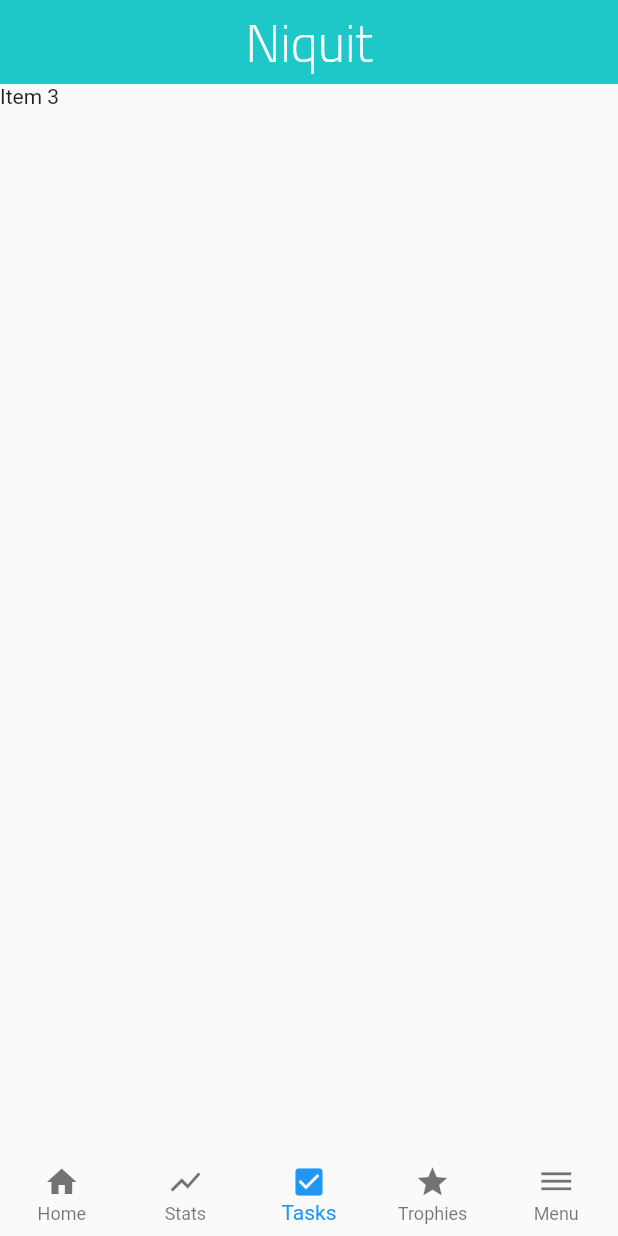
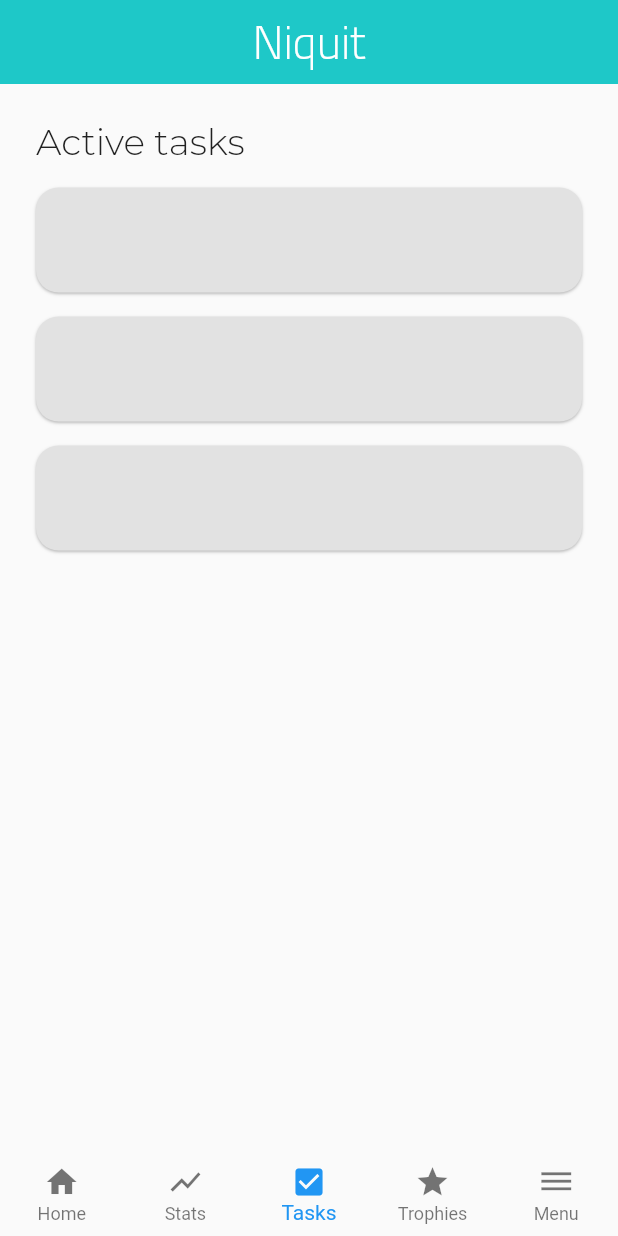
Before and after one commit to agr0chal/Niquit, a Flutter app: the screen it shows after launch, item 3 of the bottom bar chosen, on a phone screen of 412 x 824 dp. Run offline on Flutter 3.47's test engine with Material 2 defaults, Android fonts, the phone set to English and light mode, and no system bars.

Commit message:
Tasks Screen

```diff
--- /dev/null
+++ b/lib/Screens/TasksScreen.dart
@@ -0,0 +1,78 @@
+import 'package:flutter/material.dart';
+
+class Tasks extends StatefulWidget {
+  @override
+  _TasksState createState() => _TasksState();
+}
+
+class _TasksState extends State<Tasks> {
+  @override
+  Widget build(BuildContext context) {
+    return Scaffold(
+      body: Theme(
+        data: ThemeData(fontFamily: 'Montserrat'),
+        child: Padding(
+          padding: const EdgeInsets.all(24),
+          child: Column(
+            crossAxisAlignment: CrossAxisAlignment.start,
+            children: [
+              Text('Active tasks',
+                  style: TextStyle(fontSize: 24, fontFamily: 'Montserrat')),
+              const SizedBox(height: 16),
+              Container(
+                height: 70,
+                width: double.infinity,
+                child: Text(''),
+                decoration: BoxDecoration(
+                  color: Color(0xffe2e2e2),
+                  borderRadius: BorderRadius.all(Radius.circular(15)),
+                  boxShadow: <BoxShadow>[
+                    BoxShadow(
+                      color: Colors.black26,
+                      blurRadius: 1.0,
+                      offset: Offset(0.0, 1.0)
+                    ),
+                  ],
+                ),
+              ),
+              const SizedBox(height: 16),
+              Container(
+                height: 70,
+                width: double.infinity,
+                child: Text(''),
+                decoration: BoxDecoration(
+                  color: Color(0xffe2e2e2),
+                  borderRadius: BorderRadius.all(Radius.circular(15)),
+                  boxShadow: <BoxShadow>[
+                    BoxShadow(
+                      color: Colors.black26,
+                      blurRadius: 1.0,
+                      offset: Offset(0.0, 1.0)
+                    ),
+                  ],
+                ),
+              ),
+              const SizedBox(height: 16),
+              Container(
+                height: 70,
+                width: double.infinity,
+                child: Text(''),
+                decoration: BoxDecoration(
+                  color: Color(0xffe2e2e2),
+                  borderRadius: BorderRadius.all(Radius.circular(15)),
+                  boxShadow: <BoxShadow>[
+                    BoxShadow(
+                      color: Colors.black26,
+                      blurRadius: 1.0,
+                      offset: Offset(0.0, 1.0)
+                    ),
+                  ],
+                ),
+              ),
+            ],
+          ),
+        ),
+      ),
+    );
+  }
+}
--- a/lib/main.dart
+++ b/lib/main.dart
@@ -1,5 +1,6 @@
 import 'package:flutter/material.dart';
 import './Screens/HomeScreen.dart';
+import './Screens/TasksScreen.dart';
 void main() => runApp(MyApp());
 
 class MyApp extends StatefulWidget {
@@ -14,7 +15,7 @@ class MyAppState extends State<MyApp> {
    final _pageOptions = [
      Home(),
      Text('Item 2'),
-     Text('Item 3'),
+     Tasks(),
      Text('Item 4'),
      Text('Item 5'),
    ];
@@ -28,7 +29,7 @@ class MyAppState extends State<MyApp> {
             title: Text(
                 'Niquit',
                 style: TextStyle(
-                    fontSize: 35,
+                    fontSize: 31,
                     fontFamily: 'Cairo'
                 )
             ),
```
